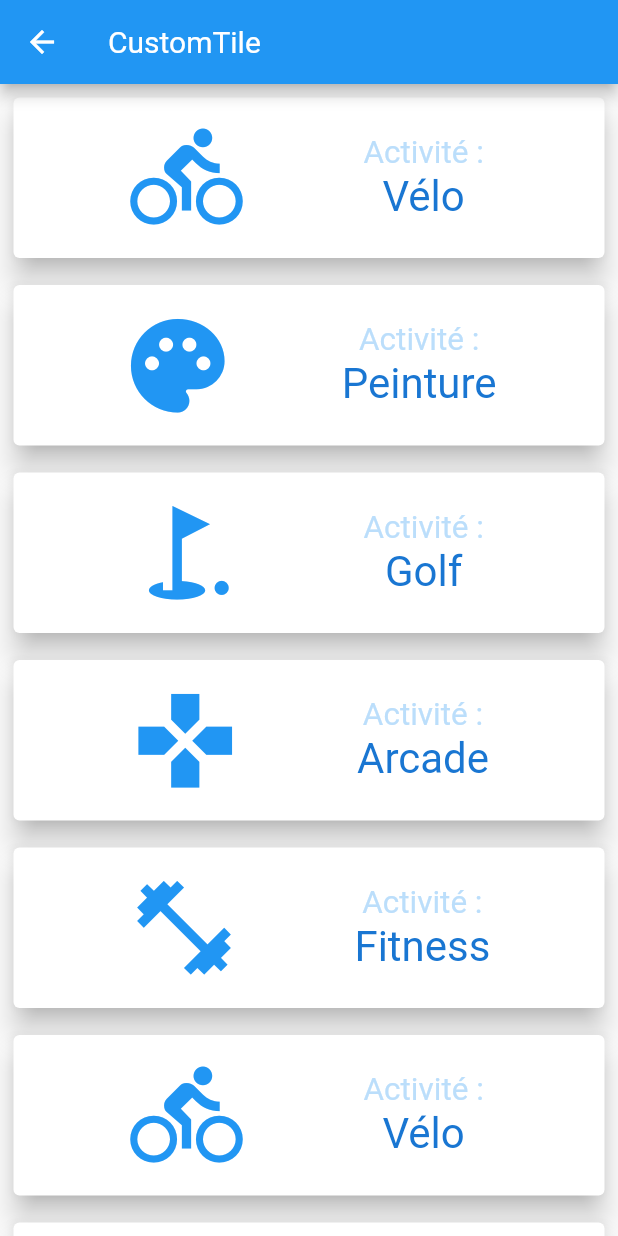
After one commit to Flow2dot0/flutter_scroll_lists_grids, a Flutter app: the screen it shows after launch, after a tap on "4. Création d'une CustomTile", on a phone screen of 412 x 824 dp. The commit adds this screen. Run offline on Flutter 3.47's test engine with Material 2 defaults, Android fonts, the phone set to English and light mode, and no system bars.

Commit message:
customtile

```diff
--- a/lib/main.dart
+++ b/lib/main.dart
@@ -2,6 +2,7 @@ import 'package:flutter/material.dart';
 import 'package:flutter_scrolling_lists_grids/sections/list_view_and_list_tile_page.dart';
 import 'sections/single_child_scroll_view_page.dart';
 import 'sections/dismissible_page.dart';
+import 'sections/custom_tile_page.dart';
 
 import 'widgets/custom_text.dart';
 
@@ -65,6 +66,13 @@ class _MyHomePageState extends State<MyHomePage> {
                 },
                 child: CustomText("3. Le Dismissible", color: Colors.white, bold: true, factor: 1.00,)
             ),
+            RaisedButton(
+                color: Colors.pink,
+                onPressed: () {
+                  Navigator.push(context, MaterialPageRoute(builder: (context) => CustomTilePage()));
+                },
+                child: CustomText("4. Création d'une CustomTile", color: Colors.white, bold: true, factor: 1.00,)
+            ),
            ]
         ),
       ),
--- /dev/null
+++ b/lib/sections/custom_tile_page.dart
@@ -0,0 +1,97 @@
+import 'package:flutter/material.dart';
+import 'package:flutter_scrolling_lists_grids/widgets/custom_text.dart';
+
+class CustomTilePage extends StatefulWidget {
+  CustomTilePage({Key key}) : super(key: key);
+
+  @override
+  _CustomTilePageState createState() => _CustomTilePageState();
+}
+
+class _CustomTilePageState extends State<CustomTilePage> {
+  List<Activity> myActivities = [
+    Activity("Vélo", Icons.directions_bike),
+    Activity("Peinture", Icons.palette),
+    Activity("Golf", Icons.golf_course),
+    Activity("Arcade", Icons.gamepad),
+    Activity("Fitness", Icons.fitness_center),
+    Activity("Vélo", Icons.directions_bike),
+    Activity("Peinture", Icons.palette),
+    Activity("Golf", Icons.golf_course),
+    Activity("Arcade", Icons.gamepad),
+    Activity("Fitness", Icons.fitness_center),
+    Activity("Vélo", Icons.directions_bike),
+    Activity("Peinture", Icons.palette),
+    Activity("Golf", Icons.golf_course),
+    Activity("Arcade", Icons.gamepad),
+    Activity("Fitness", Icons.fitness_center),
+  ];
+
+  @override
+  Widget build(BuildContext context) {
+    return Scaffold(
+      appBar: AppBar(
+        title: CustomText("CustomTile", color: Colors.white,),
+      ),
+      body: Center(
+        child: ListView.builder(
+            itemCount: myActivities.length,
+            itemBuilder: (context, i) {
+              Activity currentActivity = myActivities[i];
+              String key = currentActivity.name;
+              return Dismissible(
+                key: Key(key),
+                child: Container(
+                  height: 125.0,
+                  padding: EdgeInsets.all(5.0),
+                  child: Card(
+                    elevation: 7.5,
+                    child: Container(
+                      child: Row(
+                        mainAxisAlignment: MainAxisAlignment.spaceEvenly,
+                        children: <Widget>[
+                          Icon(currentActivity.icon, color: Colors.blue, size: 75.0,),
+                          Column(
+                            mainAxisAlignment: MainAxisAlignment.center,
+                            children: <Widget>[
+                              CustomText("Activité : ", color: Colors.blue[100], factor: 1.5,),
+                              CustomText(currentActivity.name, color: Colors.blue[700], factor: 2,)
+                            ],
+                          )
+                        ],
+                      ),
+                    ),
+                  ),
+                ),
+                background: Container(
+                  padding: EdgeInsets.only(right: 20.0),
+                  color: Colors.red,
+                  child: Row(
+                    mainAxisAlignment: MainAxisAlignment.end,
+                    children: <Widget>[
+                      CustomText("Supprimer", color: Colors.white,),
+                      Icon(Icons.delete, color: Colors.white,)
+                    ],
+                  ),
+                ),
+                onDismissed: (direction) {
+                  setState(() {
+                    print(currentActivity.name);
+                    myActivities.removeAt(i);
+                  });
+                },
+              );
+            }
+        ),
+      ),
+    );
+  }
+}
+
+class Activity {
+  String name;
+  IconData icon;
+
+  Activity(this.name, this.icon);
+
+}
```
